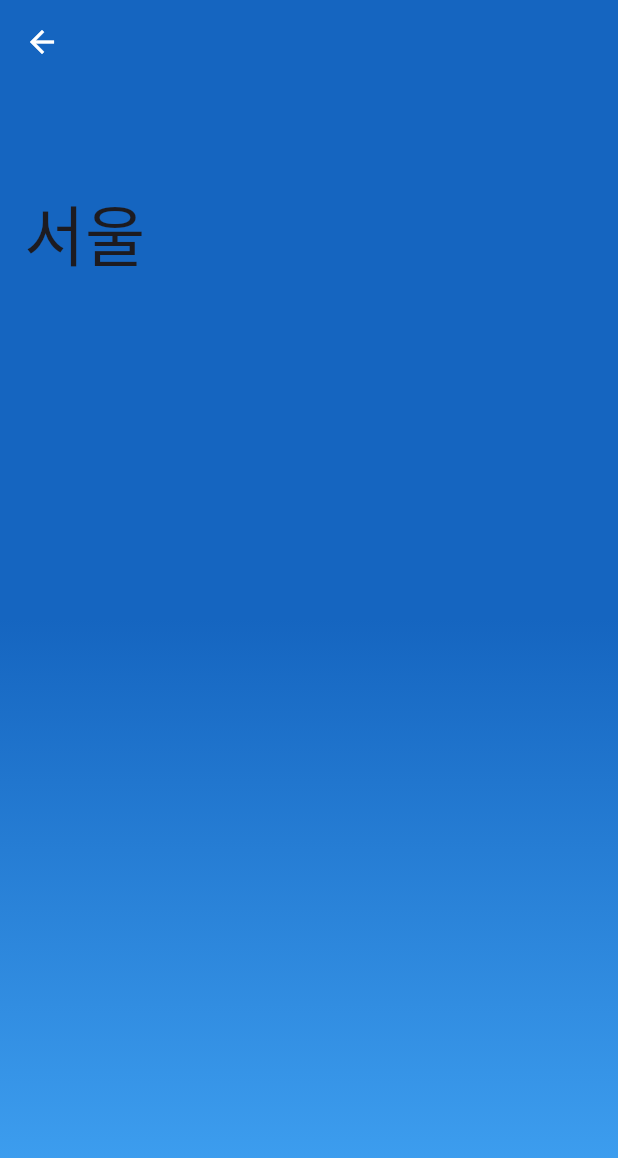
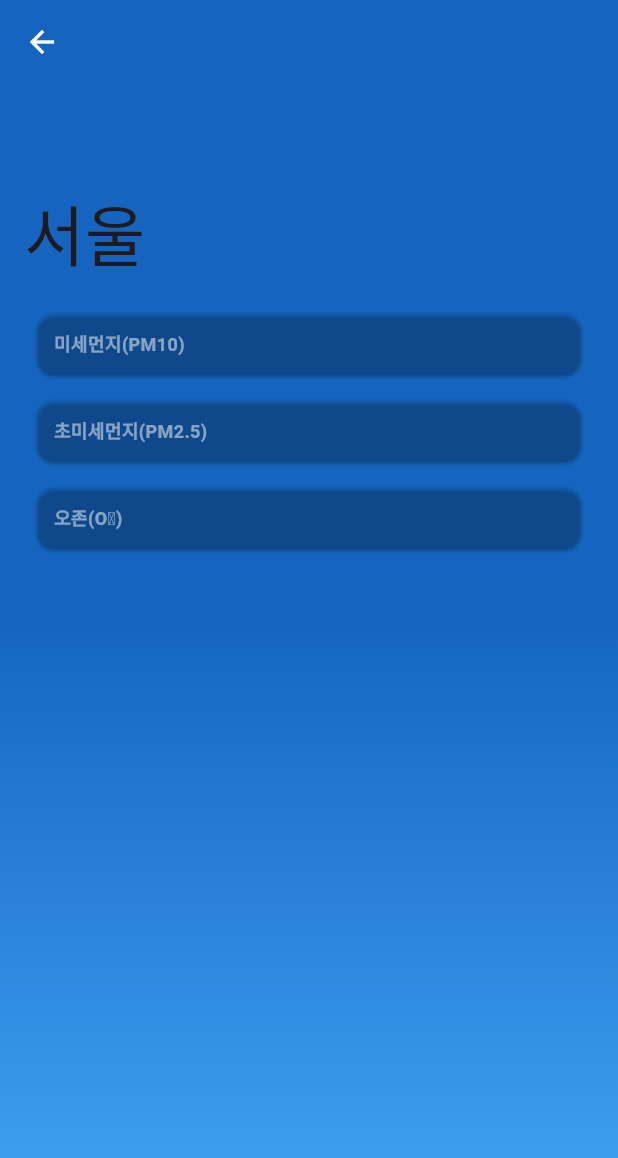
Before and after one commit to torder-raven/fine_dust, a Flutter app: the DetailScreen screen opened directly, on a phone screen of 412 x 824 dp. Shown: the top 1158 px of the screen. Run offline on Flutter 3.47's test engine with Material 3 defaults, Android fonts, the phone set to English and light mode, and no system bars; our stand-ins replace bloc, cloud_firestore, dio, firebase_core, flutter_bloc, flutter_dotenv and 2 more; missing offline and left inert: firebase_app_installations; accounts and stored records are empty; generated files the repository leaves out were written again; network calls fail.

Commit message:
(no branch, rebasing feature: (no branch, rebasing feature: (no branch, rebasing feature: feature: 3개 항목(미세먼지, 초미세먼지, 오전)에 대한 View 구현
[TCD-4272]

```diff
--- /dev/null
+++ b/lib/presentation/screen/detail/view/detail_card_view.dart
@@ -0,0 +1,39 @@
+import 'package:flutter/material.dart';
+
+class DetailCardView extends StatelessWidget {
+  final String title;
+
+  const DetailCardView({
+    required this.title,
+    super.key,
+  });
+
+  @override
+  Widget build(BuildContext context) {
+    return Card(
+      color: Colors.white.withOpacity(0),
+      margin: const EdgeInsets.symmetric(horizontal: 24.0, vertical: 8.0),
+      child: Padding(
+        padding: const EdgeInsets.all(12.0),
+        child: Column(
+          mainAxisAlignment: MainAxisAlignment.center,
+          crossAxisAlignment: CrossAxisAlignment.stretch,
+          children: [
+            Row(
+              children: [
+                Text(
+                  title,
+                  style: TextStyle(
+                    color: Colors.white.withOpacity(0.5),
+                    fontWeight: FontWeight.bold,
+                    fontSize: 12.0,
+                  ),
+                ),
+              ],
+            ),
+          ],
+        ),
+      ),
+    );
+  }
+}
--- a/lib/presentation/screen/detail/view/detail_screen.dart
+++ b/lib/presentation/screen/detail/view/detail_screen.dart
@@ -1,6 +1,8 @@
+import 'package:fine_dust/domain/entity/item_code.dart';
 import 'package:fine_dust/domain/entity/location_code.dart';
 import 'package:fine_dust/domain/entity/location_total_info.dart';
 import 'package:fine_dust/domain/usecase/dustInfo/get_local_air_info_usecase.dart';
+import 'package:fine_dust/presentation/screen/detail/view/detail_card_view.dart';
 import 'package:flutter/material.dart';
 import 'package:flutter_bloc/flutter_bloc.dart';
 
@@ -58,11 +60,8 @@ class DetailScreen extends StatelessWidget {
                 child: CustomScrollView(
                   slivers: [
                     SliverAppBar(
-                      // stretch: true,
                       pinned: true,
                       expandedHeight: 200.0,
-                      // elevation: 2,
-                      // collapsedHeight: 50.0,
                       shadowColor: Colors.black,
                       backgroundColor: Colors.blue[800],
                       leading: BackButton(
@@ -71,13 +70,25 @@ class DetailScreen extends StatelessWidget {
                       flexibleSpace: FlexibleSpaceBar(
                         // background: , // TODO 이미지 넣으면 딱인데..
                         expandedTitleScale: 2,
-                        title: Text(locationTotalInfo.locationCode.locationName),
+                        title: Text(
+                          locationTotalInfo.locationCode.locationName,
+                        ),
                         titlePadding: EdgeInsets.all(16.0),
                       ),
                     ),
                     SliverList(
                       delegate: SliverChildListDelegate(
-                        [],
+                        [
+                          DetailCardView(
+                            title: "미세먼지(PM10)",
+                          ),
+                          DetailCardView(
+                            title: "초미세먼지(PM2.5)",
+                          ),
+                          DetailCardView(
+                            title: "오존(O₃)",
+                          ),
+                        ],
                       ),
                     ),
                   ],
```
